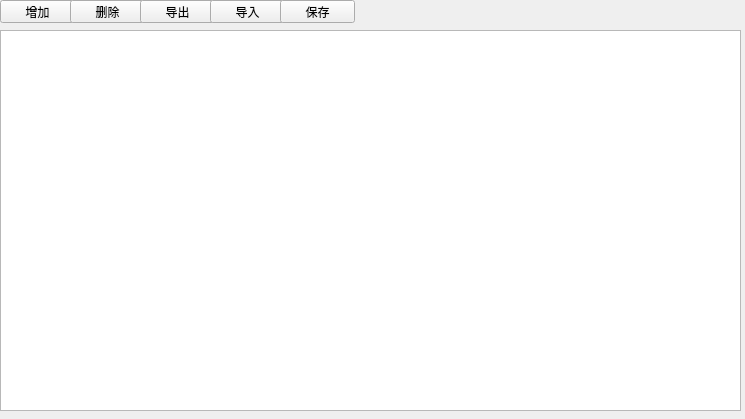
Qt form step2_1.ui (albert2lyu/QualityFunctionDeployment) before a commit.
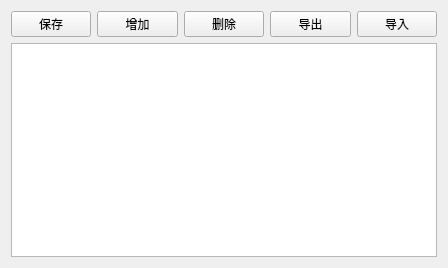
The same form after that commit.

```diff
--- a/step2_1.ui
+++ b/step2_1.ui
@@ -6,88 +6,57 @@
    <rect>
     <x>0</x>
     <y>0</y>
-    <width>745</width>
-    <height>419</height>
+    <width>448</width>
+    <height>268</height>
    </rect>
   </property>
   <property name="windowTitle">
    <string>Form</string>
   </property>
-  <widget class="QTableWidget" name="qTableWidget">
-   <property name="geometry">
-    <rect>
-     <x>0</x>
-     <y>30</y>
-     <width>741</width>
-     <height>381</height>
-    </rect>
-   </property>
-  </widget>
+  <layout class="QVBoxLayout" name="verticalLayout">
+   <item>
+    <layout class="QHBoxLayout" name="horizontalLayout">
+     <item>
+      <widget class="QPushButton" name="pushButton_5">
+       <property name="text">
+        <string>保存</string>
+       </property>
+      </widget>
+     </item>
+     <item>
   <widget class="QPushButton" name="pushButton">
-   <property name="geometry">
-    <rect>
-     <x>0</x>
-     <y>0</y>
-     <width>75</width>
-     <height>23</height>
-    </rect>
-   </property>
    <property name="text">
     <string>增加</string>
    </property>
   </widget>
+     </item>
+     <item>
   <widget class="QPushButton" name="pushButton_2">
-   <property name="geometry">
-    <rect>
-     <x>70</x>
-     <y>0</y>
-     <width>75</width>
-     <height>23</height>
-    </rect>
-   </property>
    <property name="text">
     <string>删除</string>
    </property>
   </widget>
+     </item>
+     <item>
   <widget class="QPushButton" name="pushButton_3">
-   <property name="geometry">
-    <rect>
-     <x>140</x>
-     <y>0</y>
-     <width>75</width>
-     <height>23</height>
-    </rect>
-   </property>
    <property name="text">
     <string>导出</string>
    </property>
   </widget>
+     </item>
+     <item>
   <widget class="QPushButton" name="pushButton_4">
-   <property name="geometry">
-    <rect>
-     <x>210</x>
-     <y>0</y>
-     <width>75</width>
-     <height>23</height>
-    </rect>
-   </property>
    <property name="text">
     <string>导入</string>
    </property>
   </widget>
-  <widget class="QPushButton" name="pushButton_5">
-   <property name="geometry">
-    <rect>
-     <x>280</x>
-     <y>0</y>
-     <width>75</width>
-     <height>23</height>
-    </rect>
-   </property>
-   <property name="text">
-    <string>保存</string>
-   </property>
-  </widget>
+     </item>
+    </layout>
+   </item>
+   <item>
+    <widget class="QTableWidget" name="qTableWidget"/>
+   </item>
+  </layout>
  </widget>
  <resources/>
  <connections/>
```
Lines whose indentation alone changed are shown as unchanged.
